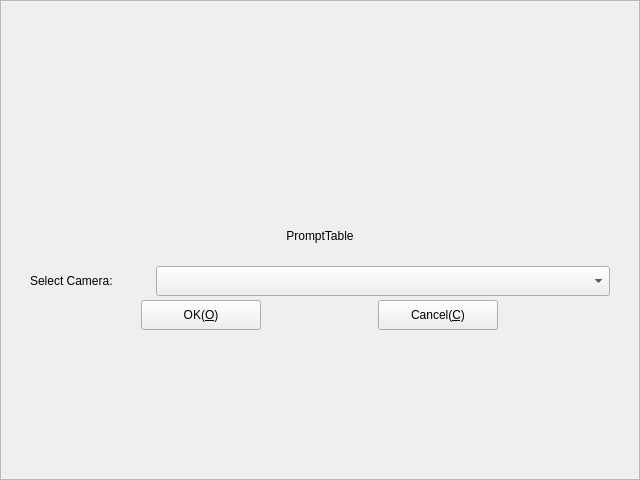
Before: the Qt Designer form Widgets/FrmVideo/FrmVideo.ui in KangLin/RabbitIm, drawn with Qt 5.
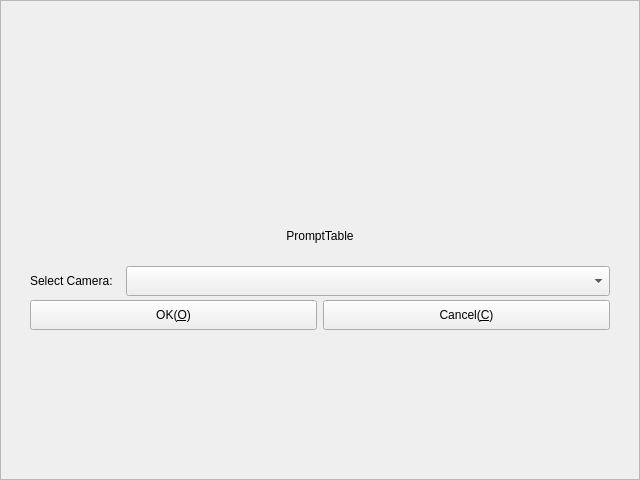
After: the same form once the commit is applied. Icons and pictures are not drawn.

The edit to the form file:
```diff
--- a/Widgets/FrmVideo/FrmVideo.ui
+++ b/Widgets/FrmVideo/FrmVideo.ui
@@ -137,7 +137,7 @@
          <item row="0" column="0">
           <widget class="QLabel" name="label">
            <property name="sizePolicy">
-            <sizepolicy hsizetype="Minimum" vsizetype="Fixed">
+            <sizepolicy hsizetype="Preferred" vsizetype="Fixed">
              <horstretch>0</horstretch>
              <verstretch>0</verstretch>
             </sizepolicy>
@@ -150,7 +150,7 @@
            </property>
            <property name="maximumSize">
             <size>
-             <width>120</width>
+             <width>16777215</width>
              <height>16777215</height>
             </size>
            </property>
@@ -164,6 +164,12 @@
          </item>
          <item row="0" column="1">
           <widget class="QComboBox" name="cmbCamera">
+           <property name="sizePolicy">
+            <sizepolicy hsizetype="Expanding" vsizetype="Fixed">
+             <horstretch>0</horstretch>
+             <verstretch>0</verstretch>
+            </sizepolicy>
+           </property>
            <property name="minimumSize">
             <size>
              <width>200</width>
@@ -180,7 +186,7 @@
            <item>
             <widget class="QPushButton" name="pbOK">
              <property name="sizePolicy">
-              <sizepolicy hsizetype="Fixed" vsizetype="Fixed">
+              <sizepolicy hsizetype="Preferred" vsizetype="Fixed">
                <horstretch>0</horstretch>
                <verstretch>0</verstretch>
               </sizepolicy>
@@ -193,8 +199,8 @@
              </property>
              <property name="maximumSize">
               <size>
-               <width>120</width>
-               <height>30</height>
+               <width>16777215</width>
+               <height>16777215</height>
               </size>
              </property>
              <property name="text">
@@ -205,7 +211,7 @@
            <item>
             <widget class="QPushButton" name="pbCancel">
              <property name="sizePolicy">
-              <sizepolicy hsizetype="Fixed" vsizetype="Fixed">
+              <sizepolicy hsizetype="Preferred" vsizetype="Fixed">
                <horstretch>0</horstretch>
                <verstretch>0</verstretch>
               </sizepolicy>
@@ -218,8 +224,8 @@
              </property>
              <property name="maximumSize">
               <size>
-               <width>120</width>
-               <height>30</height>
+               <width>16777215</width>
+               <height>16777215</height>
               </size>
              </property>
              <property name="text">
```
Left out of the diff: 2 changed lines with no effect on the pictures.
